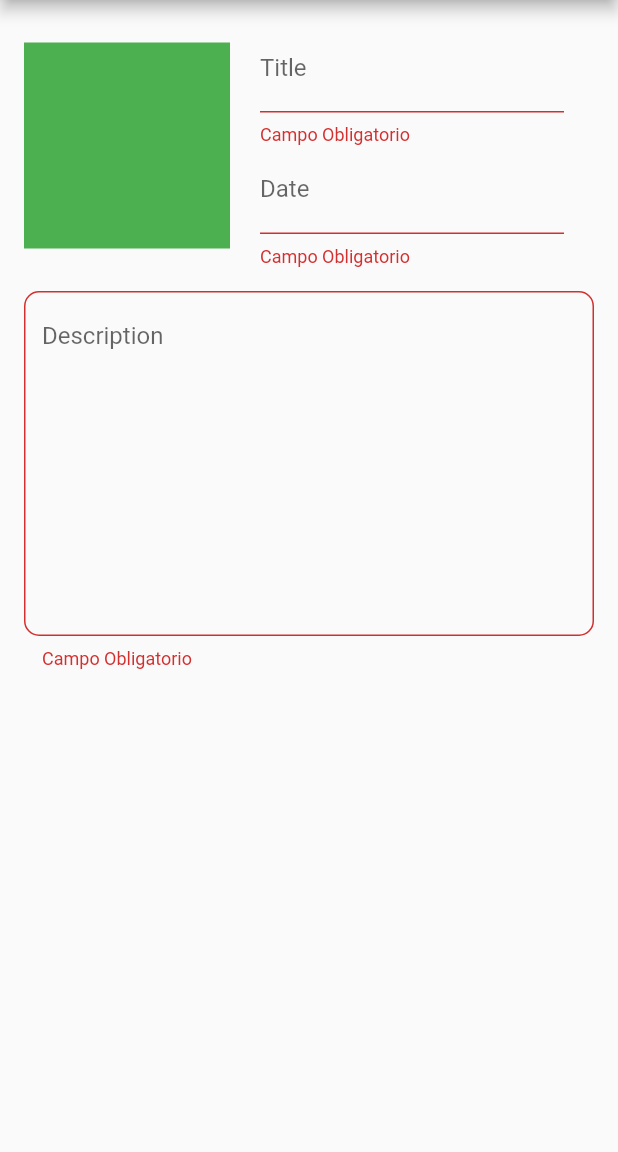
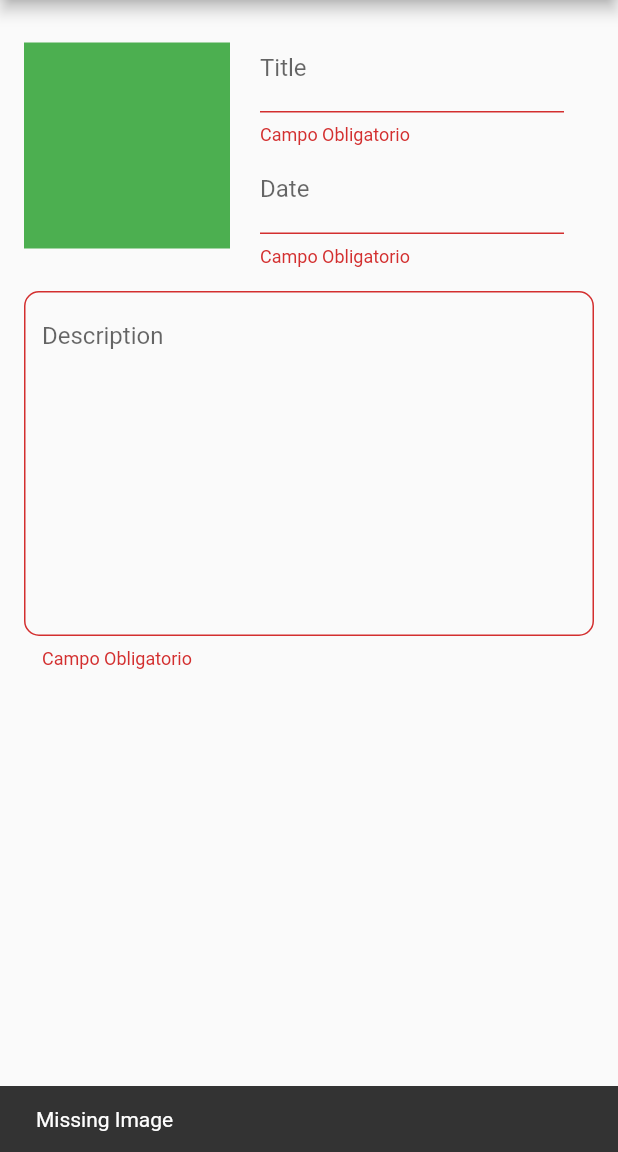
Before and after one commit to Willy502/news_services, a Flutter app: the AddNewsPage screen opened by its route, after a tap on the "check" icon, on a phone screen of 412 x 824 dp, the part 84-1236 px from its top. Run offline on Flutter 3.47's test engine with Material 2 defaults, Android fonts, the phone set to English and light mode, and no system bars; our stand-ins replace image_picker, shared_preferences; accounts and stored records are empty.

Commit message:
Handling Image

```diff
--- a/lib/src/pages/add_news_page.dart
+++ b/lib/src/pages/add_news_page.dart
@@ -1,4 +1,7 @@
+import 'dart:io';
+
 import 'package:flutter/material.dart';
+import 'package:image_picker/image_picker.dart';
 
 import 'package:intl/intl.dart';
 import 'package:news/src/models/news_model.dart';
@@ -19,6 +22,21 @@ class _AddNewsPageState extends State<AddNewsPage> {
   String _date = '';
   NewsModel? news;
   bool alreadyAsigned = false;
+
+  // Camera
+  File? _image;
+  final picker = ImagePicker();
+
+  Future _getImage() async {
+    final pickedFile = await picker.getImage(source: ImageSource.camera);
+
+    if (pickedFile != null) {
+      _image = File(pickedFile.path);
+    } else {
+      print("No image selected.");
+    }
+    setState(() {});
+  }
 
   final _newsProvider = NewsProvider();
 
@@ -84,12 +102,16 @@ class _AddNewsPageState extends State<AddNewsPage> {
       width: size.width,
       child: Row(
         children: [
-          Container(
-            height: size.width/3,
-            width: size.width/3,
-            decoration: BoxDecoration(
-              color: Colors.green
+          GestureDetector(
+            child: Container(
+              child: _image == null ? null : Image.file(_image!),
+              height: size.width/3,
+              width: size.width/3,
+              decoration: BoxDecoration(
+                color: Colors.green
+              ),
             ),
+            onTap: () => _getImage(),
           ),
           Expanded(
             child: Column(
@@ -175,6 +197,11 @@ class _AddNewsPageState extends State<AddNewsPage> {
       fully = false;
     }
 
+    if (_image == null) {
+      fully = false;
+      ScaffoldMessenger.of(context).showSnackBar(SnackBar(content: Text('Missing Image')));
+    }
+
     setState(() {});
 
     return fully;
--- a/pubspec.yaml
+++ b/pubspec.yaml
@@ -33,6 +33,9 @@ dependencies:
   cupertino_icons: ^1.0.2
   http: ^0.13.3
   shared_preferences: ^2.0.6
+  image_picker: ^0.8.0+3
+  path_provider: ^2.0.2
+  path: ^1.8.0
 
 dev_dependencies:
   flutter_test:
```
Also changed, not shown: pubspec.lock, 2 other files.
